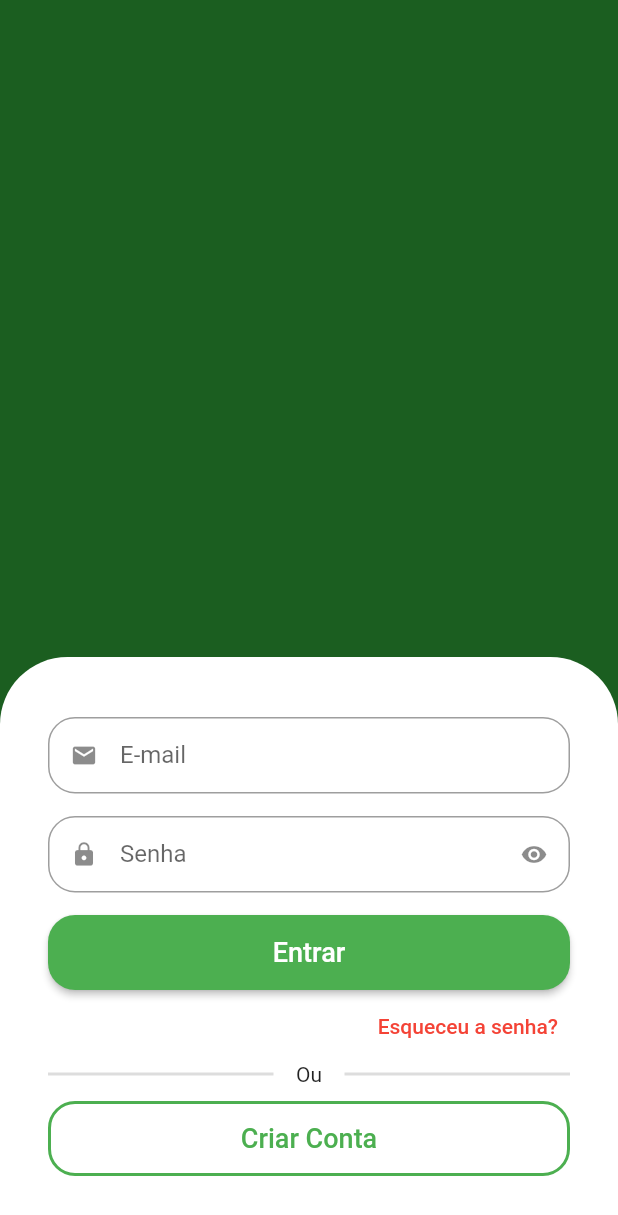
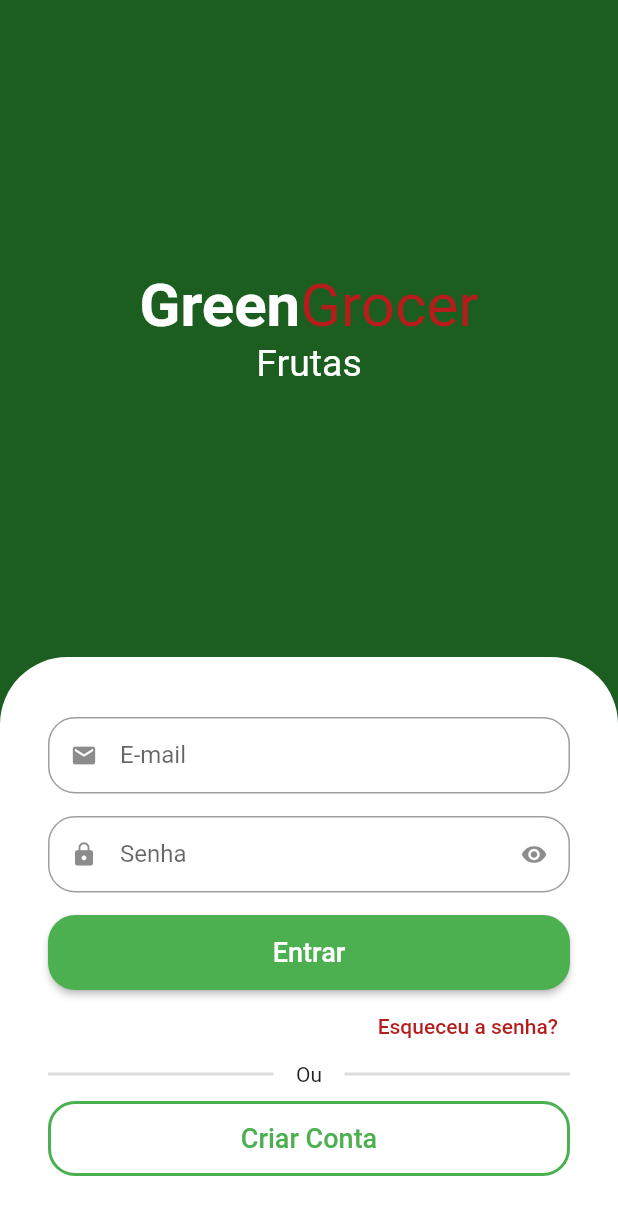
Before and after one commit to Raf-Alcides/greengrocer, a Flutter app: the screen it shows after launch, on a phone screen of 412 x 824 dp. Shown: the top 1215 px of the screen. Run offline on Flutter 3.47's test engine with Material 2 defaults, Android fonts, the phone set to English and light mode, and no system bars; drawn by our look-alikes of animated_text_kit.

Commit message:
screen Ui Loginpage.dart

```diff
--- a/lib/src/auth/login_page.dart
+++ b/lib/src/auth/login_page.dart
@@ -1,24 +1,67 @@
+import 'package:animated_text_kit/animated_text_kit.dart';
 import 'package:flutter/material.dart';
 import 'package:greengrocer/src/auth/components/custom_text_fild.dart';
+import 'package:greengrocer/src/config/custom_color.dart';
 
 class LoginPage extends StatelessWidget {
   const LoginPage({Key? key}) : super(key: key);
 
   @override
   Widget build(BuildContext context) {
+    final size = MediaQuery.of(context).size;
+
     return Scaffold(
       backgroundColor: Colors.green[900],
-      body: Column(
+      body: SingleChildScrollView(
+        child: SizedBox(
+          height: size.height,
+          child: Column(
             children: [
               //* Parte 1
               Expanded(
-            child: Container(
-              color: Colors.green[900],
+                  child: Column(
+                mainAxisAlignment: MainAxisAlignment.center,
+                children: [
+                  Text.rich(
+                    TextSpan(
+                      style: const TextStyle(fontSize: 40),
+                      children: [
+                        const TextSpan(
+                          text: 'Green',
+                          style: TextStyle(
+                            color: Colors.white,
+                            fontWeight: FontWeight.bold,
                           ),
                         ),
+                        TextSpan(
+                            text: 'Grocer',
+                            style: TextStyle(
+                                color: CustomColor.custonContrastColor))
+                      ],
+                    ),
+                  ),
+                  SizedBox(
+                    height: 30,
+                    child: DefaultTextStyle(
+                      style: const TextStyle(
+                        fontSize: 25,
+                      ),
+                      child: AnimatedTextKit(
+                          pause: Duration.zero,
+                          repeatForever: true,
+                          animatedTexts: [
+                            FadeAnimatedText('Frutas'),
+                            FadeAnimatedText('Verduras'),
+                            FadeAnimatedText('Legumes'),
+                          ]),
+                    ),
+                  )
+                ],
+              )),
               //* Parte 2
               Container(
-            padding: const EdgeInsets.symmetric(horizontal: 32, vertical: 40),
+                padding:
+                    const EdgeInsets.symmetric(horizontal: 32, vertical: 40),
                 decoration: const BoxDecoration(
                   color: Colors.white,
                   borderRadius: BorderRadius.vertical(
@@ -43,7 +86,8 @@ class LoginPage extends StatelessWidget {
                       height: 50,
                       child: ElevatedButton(
                         style: ButtonStyle(
-                      shape: MaterialStateProperty.all<RoundedRectangleBorder>(
+                          shape:
+                              MaterialStateProperty.all<RoundedRectangleBorder>(
                             RoundedRectangleBorder(
                               borderRadius: BorderRadius.circular(18.0),
                             ),
@@ -61,9 +105,10 @@ class LoginPage extends StatelessWidget {
                       alignment: Alignment.centerRight,
                       child: TextButton(
                         onPressed: () {},
-                    child: const Text(
+                        child: Text(
                           'Esqueceu a senha?',
-                      style: TextStyle(color: Colors.red),
+                          style:
+                              TextStyle(color: CustomColor.custonContrastColor),
                         ),
                       ),
                     ),
@@ -97,7 +142,8 @@ class LoginPage extends StatelessWidget {
                       child: OutlinedButton(
                         onPressed: () {},
                         style: ButtonStyle(
-                      shape: MaterialStateProperty.all<RoundedRectangleBorder>(
+                          shape:
+                              MaterialStateProperty.all<RoundedRectangleBorder>(
                             RoundedRectangleBorder(
                               borderRadius: BorderRadius.circular(18.0),
                             ),
@@ -106,7 +152,10 @@ class LoginPage extends StatelessWidget {
                             const BorderSide(width: 2, color: Colors.green),
                           ),
                         ),
-                    child: const Text('Criar Conta', style: TextStyle(fontSize: 18),),
+                        child: const Text(
+                          'Criar Conta',
+                          style: TextStyle(fontSize: 18),
+                        ),
                       ),
                     ),
                   ],
@@ -114,6 +163,8 @@ class LoginPage extends StatelessWidget {
               ),
             ],
           ),
+        ),
+      ),
     );
   }
 }
```
Lines whose indentation alone changed are shown as unchanged.
